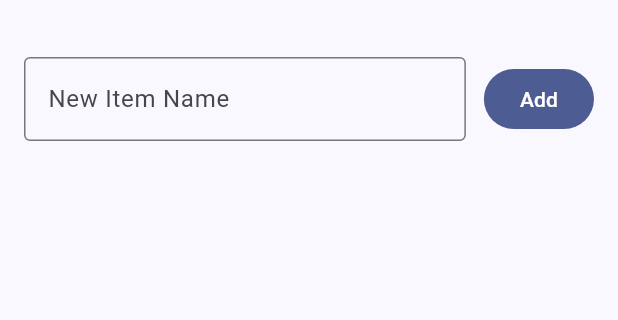
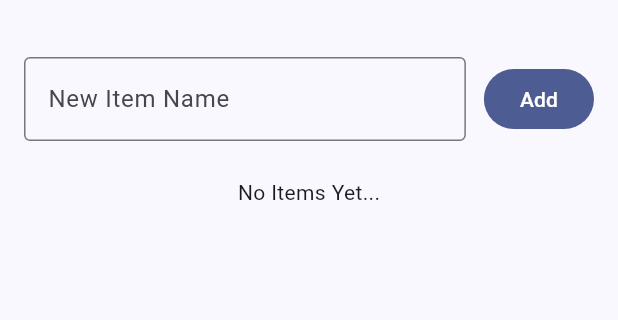
Before and after one commit to CIS-3334-Mobile-at-St-Scholastica/cis3334-unit9-firestore-list-mpuntus-css, a Flutter app: the screen it shows after launch, after a tap on "Add", on a phone screen of 412 x 824 dp, the part 63-383 px from its top. Run offline on Flutter 3.47's test engine with Material 3 defaults, Android fonts, the phone set to English and light mode, and no system bars; our stand-ins replace cloud_firestore, firebase_core; accounts and stored records are empty.

Commit message:
Completed Version of the App

```diff
--- a/lib/main.dart
+++ b/lib/main.dart
@@ -1,7 +1,18 @@
+
+
+import 'firebase_options.dart';
 import 'package:flutter/material.dart';
+import 'package:firebase_core/firebase_core.dart';
+import 'package:cloud_firestore/cloud_firestore.dart';
 
-void main() => runApp(const MyApp());
 
+void main() async {
+  WidgetsFlutterBinding.ensureInitialized();
+  await Firebase.initializeApp(
+    options: DefaultFirebaseOptions.currentPlatform,
+  );
+  runApp(const MyApp());
+}
 class MyApp extends StatelessWidget {
   const MyApp({super.key});
 
@@ -27,35 +38,43 @@ class _ItemListAppState extends State<ItemListApp> {
   final TextEditingController _newItemTextField = TextEditingController();
 
   // Local list of items (Phase 1: local; Phase 2: Firestore stream replaces this).
-  final List<String> _itemList = <String>[];
+  // final List<String> _itemList = <String>[];
+  late final CollectionReference<Map<String, dynamic>> items;
+
+
+  @override
+  void initState() {
+    super.initState();
+    items = FirebaseFirestore.instance.collection('ITEMS');
+  }
 
   // ACTION: add one item from the TextField to the local list.
   void _addItem() {
     final newItem = _newItemTextField.text.trim();
     if (newItem.isEmpty) return;
     setState(() {
-      _itemList.add(newItem);
+
+      items.add({
+        'item_name': newItem,
+        'createdAt': FieldValue.serverTimestamp(),
+      });
+      // _itemList.add(newItem);
       _newItemTextField.clear();
     });
   }
 
   // ACTION: remove the item at the given index.
-  void _removeItemAt(int i) {
+  // void _removeItemAt(int i) {
+  void _removeItemAt(String id) {
     setState(() {
-      _itemList.removeAt(i); // remove item from list
+      items.doc(id).delete();
+      // _itemList.removeAt(i); // remove item from list
+
     });
   }
 
-  @override
-  Widget build(BuildContext context) {
-    return Scaffold(
-      appBar: AppBar(title: const Text('Firestore List Demo')),
-      body: Padding(
-        padding: const EdgeInsets.fromLTRB(16, 24, 16, 16),
-        child: Column(
-          children: [
-            // ====== Item Input  ======
-            Row(
+  Widget itemInputWidget() {
+    return Row(
       children: [
         // ====== Item Name TextField ======
         Expanded(
@@ -73,25 +92,82 @@ class _ItemListAppState extends State<ItemListApp> {
         // ====== Add Item Button ======
         FilledButton(onPressed: _addItem, child: const Text('Add')),
       ],
+    );
+  }
+
+  // Widget itemListWidget() {
+  //   return Expanded(
+  //     // ====== Item List ======
+  //     child: ListView.builder(
+  //       itemCount: _itemList.length,
+  //       itemBuilder: (context, i) => Dismissible(
+  //         key: ValueKey(_itemList[i]),
+  //         background: Container(color: Colors.red),
+  //         onDismissed: (_) => _removeItemAt(i),
+  //         // ====== Item Tile ======
+  //         child: ListTile(
+  //           leading: const Icon(Icons.check_box),
+  //           title: Text(_itemList[i]),
+  //           onTap: () => _removeItemAt(i),
+  //         ),
+  //       ),
+  //     ),
+  //   );
+  // }
+
+
+  StreamBuilder<QuerySnapshot<Map<String, dynamic>>> itemListWidget() {
+    return StreamBuilder<QuerySnapshot<Map<String, dynamic>>>(
+        stream: items.snapshots(),
+        builder: (BuildContext context, AsyncSnapshot<QuerySnapshot<Map<String, dynamic>>> snap) {
+          if (snap.hasError) {
+            return Text('Firebase Snapshot Error: ${snap.error}');
+          }
+          if (snap.connectionState == ConnectionState.waiting) {
+            return const Text('Loading...');
+          }
+          if (snap.data == null || snap.data!.docs.isEmpty) {
+            return const Text('No Items Yet...');
+          }
+          return ListView.builder(
+            itemCount: snap.data!.docs.length,
+            itemBuilder: (context, i) {
+              final doc = snap.data!.docs[i];
+              final String itemId = doc.id;
+              final String itemName = (doc.data()['item_name']);
+              return Dismissible(
+                key: ValueKey(itemId),
+                background: Container(color: Colors.red),
+                onDismissed: (_) => _removeItemAt(itemId),
+                // ====== Item Tile ======
+                child: ListTile(
+                  leading: const Icon(Icons.check_box),
+                  title: Text(itemName),
+                  onTap: () => _removeItemAt(itemId),
                 ),
+              );
+            },
+          );
+        }
+    );
+  }
+
+
+  @override
+  Widget build(BuildContext context) {
+    return Scaffold(
+      appBar: AppBar(title: const Text('Firestore List Demo')),
+      body: Padding(
+        padding: const EdgeInsets.fromLTRB(16, 24, 16, 16),
+        child: Column(
+          children: [
+            // ====== Item Input  ======
+            itemInputWidget(),
             // ====== Spacer for formating ======
             const SizedBox(height: 24),
             Expanded(
               // ====== Item List ======
-              child: ListView.builder(
-                itemCount: _itemList.length,
-                itemBuilder: (context, i) => Dismissible(
-                  key: ValueKey(_itemList[i]),
-                  background: Container(color: Colors.red),
-                  onDismissed: (_) => _removeItemAt(i),
-                  // ====== Item Tile ======
-                  child: ListTile(
-                    leading: const Icon(Icons.check_box),
-                    title: Text(_itemList[i]),
-                    onTap: () => _removeItemAt(i),
-                  ),
-                ),
-              ),
+              child: itemListWidget(),
             ),
           ],
         ),
```
Also changed, not shown: pubspec.yaml (+7 -0 lines), firebase.json (added), lib/firebase_options.dart (added), pubspec.lock, 7 other files. Lines whose indentation alone changed are shown as unchanged.
